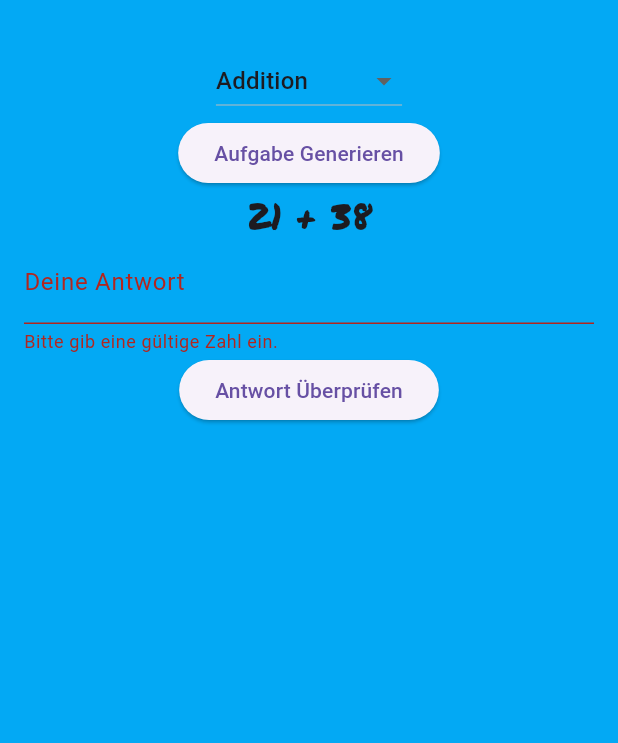
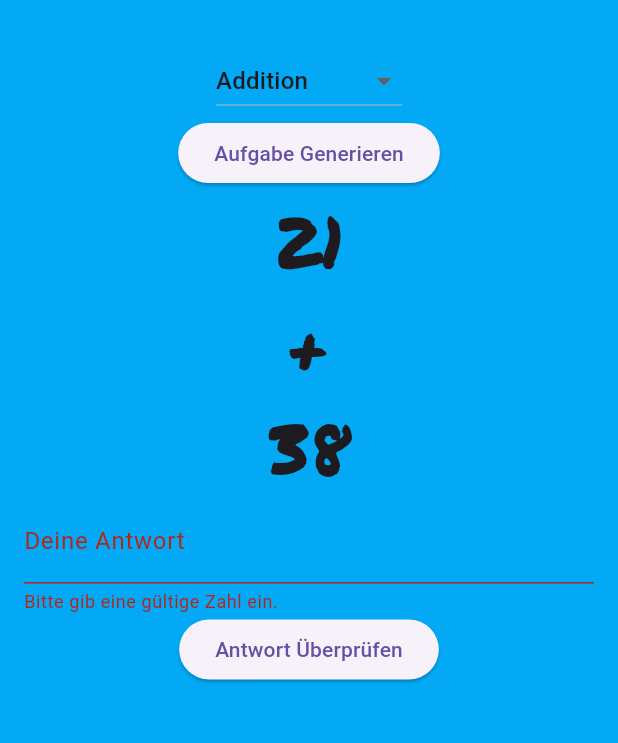
Before and after one commit to RaxoTheOne/mathe_app, a Flutter app: the screen it shows after launch, after a tap on "Antwort Überprüfen", after a tap on "Aufgabe Generieren", on a phone screen of 412 x 824 dp, the part 63-806 px from its top. Run offline on Flutter 3.47's test engine with Material 3 defaults, Android fonts, the phone set to English and light mode, and no system bars.

Commit message:
little number animation added

```diff
--- a/lib/domain/math_task.dart
+++ b/lib/domain/math_task.dart
@@ -1,25 +1,32 @@
 class MathTask {
   final int num1;
   final int num2;
-  final double answer;
   final String operation;
+  double? answer;
 
   MathTask({
     required this.num1,
     required this.num2,
-    required this.answer,
     required this.operation,
-  });
-
-  String getTaskString() {
-    return '$num1 ${_operationSymbol(operation)} $num2';
+    this.answer,
+  }) {
+    switch (operation) {
+      case 'Addition':
+        answer = (num1 + num2).toDouble();
+        break;
+      case 'Subtraktion':
+        answer = (num1 - num2).toDouble();
+        break;
+      case 'Multiplikation':
+        answer = (num1 * num2).toDouble();
+        break;
+      case 'Division':
+        answer = num1 / num2;
+        break;
+    }
   }
 
-  bool checkAnswer(double userAnswer) {
-    return userAnswer == answer;
-  }
-
-  String _operationSymbol(String operation) {
+  String getOperationSymbol() {
     switch (operation) {
       case 'Addition':
         return '+';
@@ -33,4 +40,12 @@ class MathTask {
         return '';
     }
   }
+
+  String getTaskString() {
+    return '$num1 ${getOperationSymbol()} $num2';
+  }
+
+  bool checkAnswer(double userAnswer) {
+    return userAnswer == answer;
+  }
 }
--- a/lib/ui/math_task_home_page.dart
+++ b/lib/ui/math_task_home_page.dart
@@ -41,9 +41,31 @@ class MathTaskHomePage extends StatelessWidget {
               child: Text('Aufgabe Generieren'),
             ),
             if (viewModel.currentTask != null)
-              Text(
-                viewModel.currentTask!.getTaskString(),
-                style: TextStyle(fontSize: 24, fontFamily: 'PermanentMarker'),
+              AnimatedSwitcher(
+                duration: Duration(seconds: 1),
+                transitionBuilder: (Widget child, Animation<double> animation) {
+                  return ScaleTransition(
+                    scale: animation,
+                    child: child,
+                  );
+                },
+                child: Column(
+                  key: ValueKey<String>(viewModel.currentTask!.getTaskString()),
+                  children: [
+                    Text(
+                      viewModel.currentTask!.num1.toString(),
+                      style: TextStyle(fontSize: 48, fontFamily: 'PermanentMarker'),
+                    ),
+                    Text(
+                      viewModel.currentTask!.getOperationSymbol(),
+                      style: TextStyle(fontSize: 48, fontFamily: 'PermanentMarker'),
+                    ),
+                    Text(
+                      viewModel.currentTask!.num2.toString(),
+                      style: TextStyle(fontSize: 48, fontFamily: 'PermanentMarker'),
+                    ),
+                  ],
+                ),
               ),
             Form(
               key: viewModel.formKey,
```
